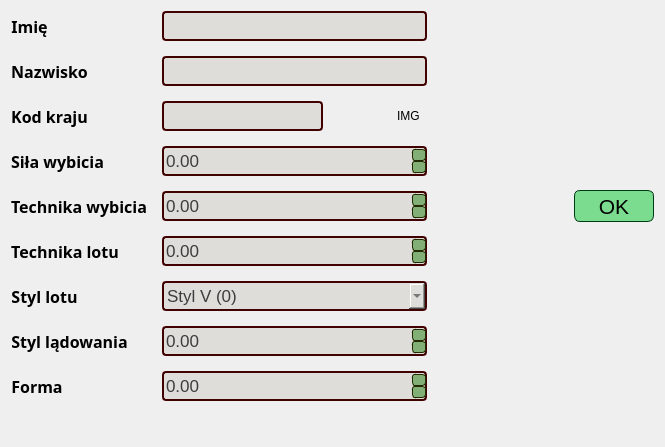
First picture: the form in UI/EditorWidgets/JumperEditorWidget.ui, repository SiekamCebule/sj-sim, before the edit.
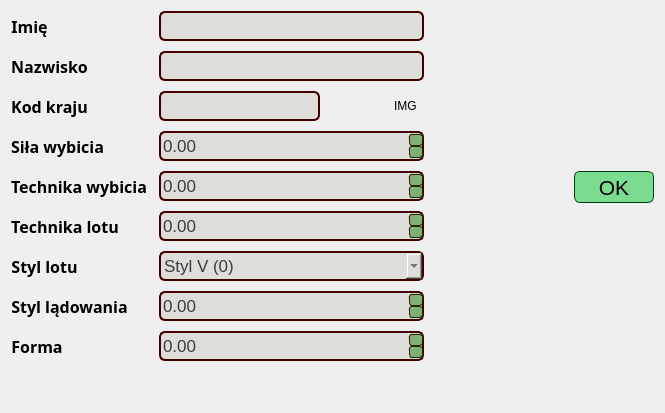
Second picture: the form after the edit.

Diff of the .ui file:
```diff
--- a/UI/EditorWidgets/JumperEditorWidget.ui
+++ b/UI/EditorWidgets/JumperEditorWidget.ui
@@ -7,7 +7,7 @@
     <x>0</x>
     <y>0</y>
     <width>665</width>
-    <height>447</height>
+    <height>413</height>
    </rect>
   </property>
   <property name="windowTitle">
@@ -21,10 +21,10 @@
        <item>
         <layout class="QFormLayout" name="formLayout_jumperInfo">
          <property name="horizontalSpacing">
-          <number>15</number>
+          <number>12</number>
          </property>
          <property name="verticalSpacing">
-          <number>15</number>
+          <number>10</number>
          </property>
          <item row="0" column="0">
           <widget class="QLabel" name="label_">
@@ -332,7 +332,7 @@
 	background-color: rgb(222, 221, 218);
 	color: rgb(60, 60, 60);
 	border: 2px solid rgb(65, 0, 0);
-	border-radius: 4px;
+	border-radius: 6px;
 }
 
 QDoubleSpinBox::up-button{
@@ -368,7 +368,7 @@
 	background-color: rgb(222, 221, 218);
 	color: rgb(60, 60, 60);
 	border: 2px solid rgb(65, 0, 0);
-	border-radius: 4px;
+	border-radius: 6px;
 }
 
 QDoubleSpinBox::up-button{
@@ -406,7 +406,7 @@
 	background-color: rgb(222, 221, 218);
 	color: rgb(60, 60, 60);
 	border: 2px solid rgb(65, 0, 0);
-	border-radius: 4px;
+	border-radius: 6px;
 }
 
 QDoubleSpinBox::up-button{
@@ -451,6 +451,12 @@
                <height>22</height>
               </size>
              </property>
+             <property name="styleSheet">
+              <string notr="true">QWidget{
+	background: transparent;
+color: black;
+}</string>
+             </property>
              <property name="text">
               <string>IMG</string>
              </property>
@@ -476,7 +482,7 @@
 	background-color: rgb(222, 221, 218);
 	color: rgb(60, 60, 60);
 	border: 2px solid rgb(65, 0, 0);
-	border-radius: 4px;
+	border-radius: 6px;
 }
 
 QDoubleSpinBox::up-button{
@@ -512,7 +518,7 @@
 	background-color: rgb(222, 221, 218);
 	color: rgb(60, 60, 60);
 	border: 2px solid rgb(65, 0, 0);
-	border-radius: 4px;
+	border-radius: 6px;
 }
 
 QDoubleSpinBox::up-button{
@@ -548,7 +554,7 @@
 	background-color: rgb(222, 221, 218);
 	color: rgb(60, 60, 60);
 	border: 2px solid rgb(65, 0, 0);
-	border-radius: 4px;
+	border-radius: 6px;
 }
 
 QDoubleSpinBox::up-button{
@@ -584,7 +590,7 @@
 	background-color: rgb(222, 221, 218);
 	color: rgb(60, 60, 60);
 	border: 2px solid rgb(65, 0, 0);
-	border-radius: 4px;
+	border-radius: 6px;
 }
 
 QDoubleSpinBox::up-button{
@@ -632,7 +638,7 @@
 	background-color: rgb(222, 221, 218);
 	color: rgb(60, 60, 60);
 	border: 2px solid rgb(65, 0, 0);
-	border-radius: 4px;
+	border-radius: 6px;
 }
 
 QDoubleSpinBox::up-button{
@@ -671,7 +677,7 @@
 	background-color: rgb(222, 221, 218);
 	color: rgb(60, 60, 60);
 	border: 2px solid rgb(65, 0, 0);
-	border-radius: 4px;
+	border-radius: 6px;
 }
 
 QDoubleSpinBox::up-button{
```
